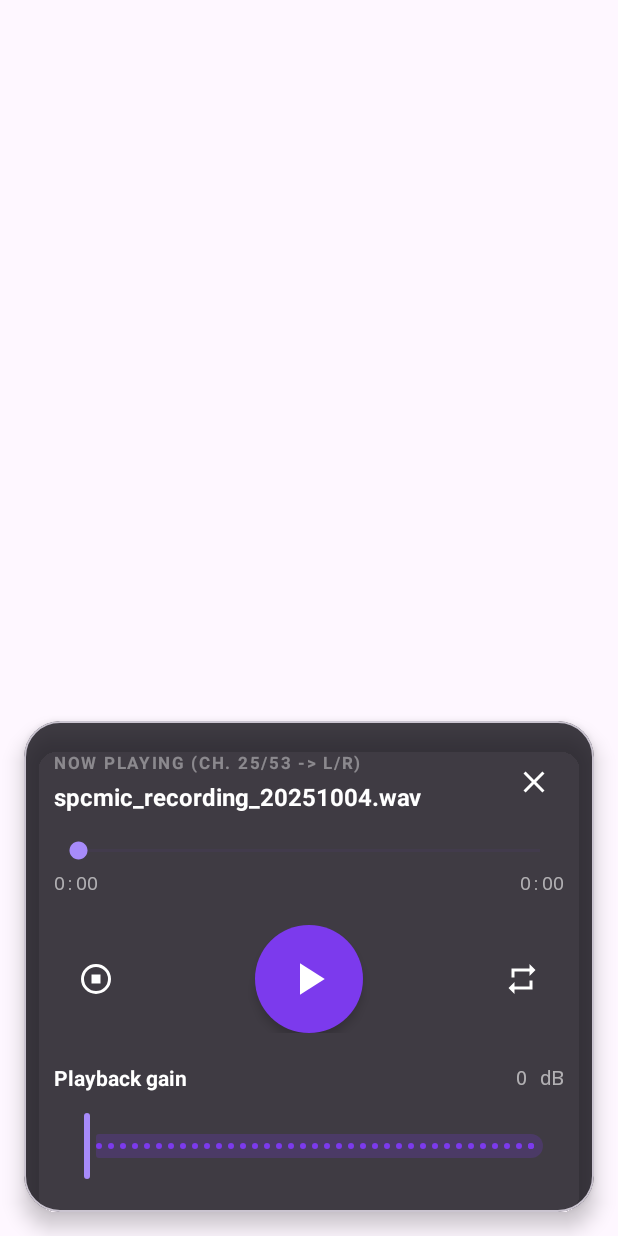
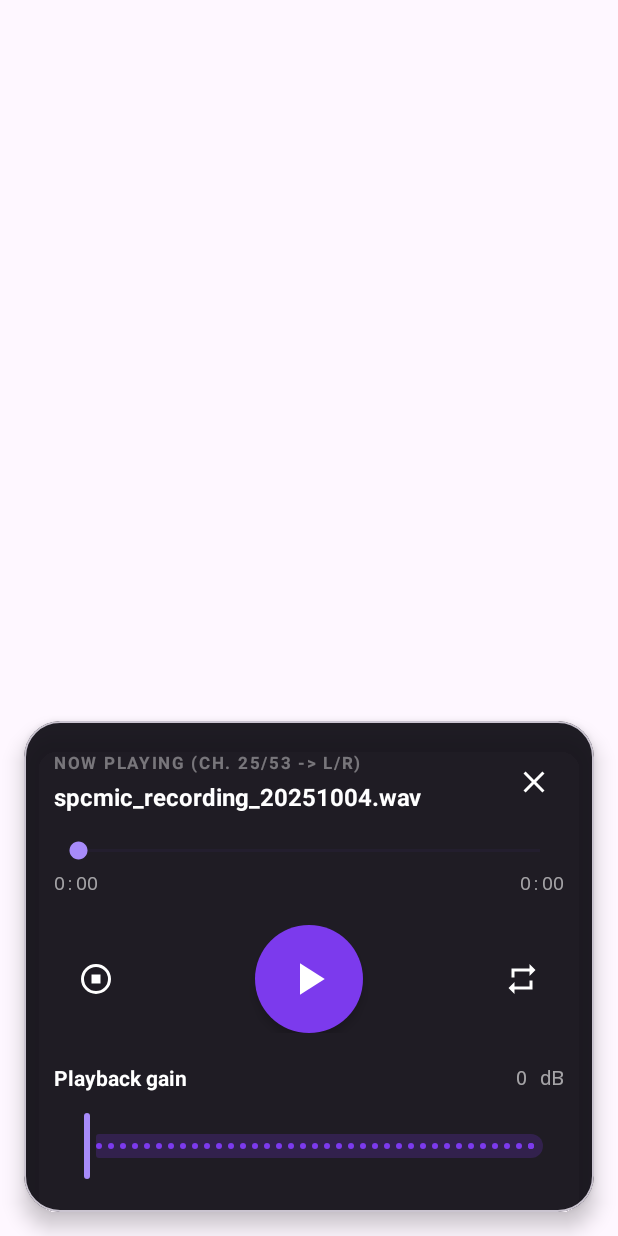
Before and after one commit to hectorC/Android_spcmic_recorder, an Android app: the layout player_controls.xml on its own in the app's theme, with its tools: preview values and no code run, on a phone screen of 412 x 824 dp. Run offline under Robolectric (Android 15) with nearby library versions, the phone set to English and light mode, and no system bars.

Commit message:
UI adjustments

```diff
--- a/app/src/main/res/layout/player_controls.xml
+++ b/app/src/main/res/layout/player_controls.xml
@@ -5,7 +5,9 @@
     android:layout_width="match_parent"
     android:layout_height="wrap_content"
     android:layout_gravity="bottom"
-    app:cardBackgroundColor="#CC0F0D15"
+    android:clickable="true"
+    android:focusable="true"
+    app:cardBackgroundColor="#EE0F0D15"
     app:cardCornerRadius="24dp"
     app:cardElevation="8dp"
     android:layout_margin="16dp">
--- a/app/src/main/res/values/strings.xml
+++ b/app/src/main/res/values/strings.xml
@@ -60,7 +60,7 @@
     <string name="location_permission_rationale">Precise location permission is required to tag recordings.</string>
     <string name="playback_settings_title">Playback</string>
     <string name="playback_realtime_convolution_toggle">Binaural real-time playback</string>
-    <string name="playback_realtime_convolution_description">Play in Binaural. Turn off if playback stutters (plays ch. 25/53 as L/R instead).</string>
+    <string name="playback_realtime_convolution_description">Play in Binaural (KU100). Turn off if playback stutters (plays ch. 25/53 as L/R instead).</string>
     <string name="now_playing_direct">NOW PLAYING (CH. 25/53 -&gt; L/R)</string>
     <string name="now_playing_binaural">NOW PLAYING (BINAURAL)</string>
 </resources>
```
